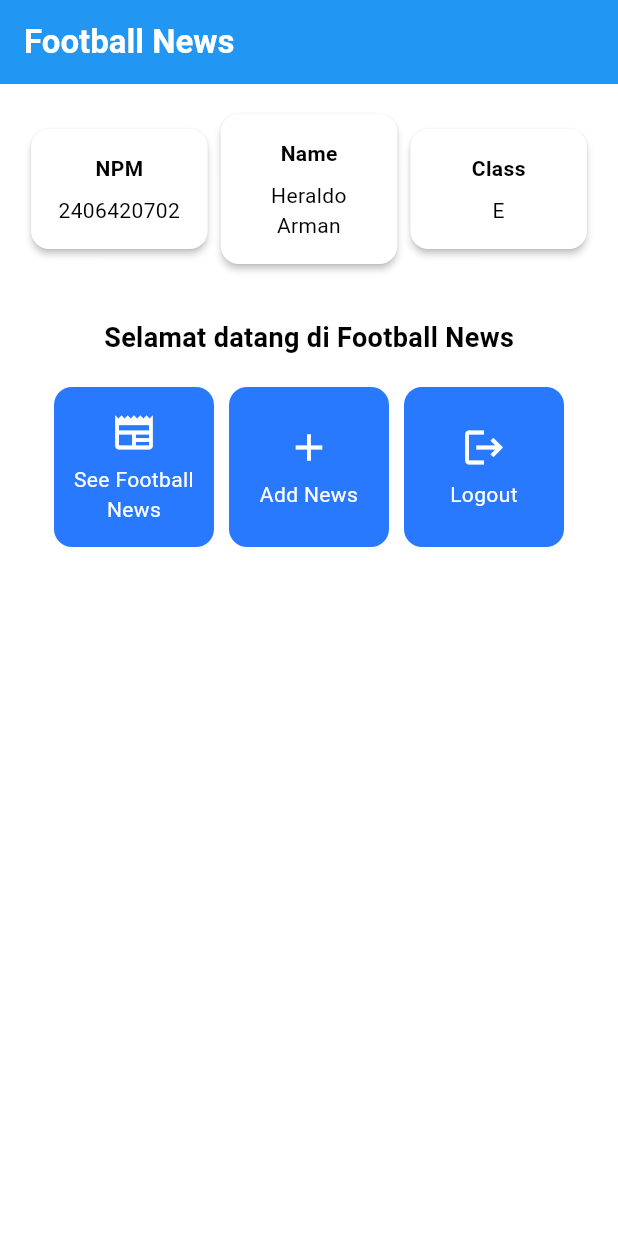
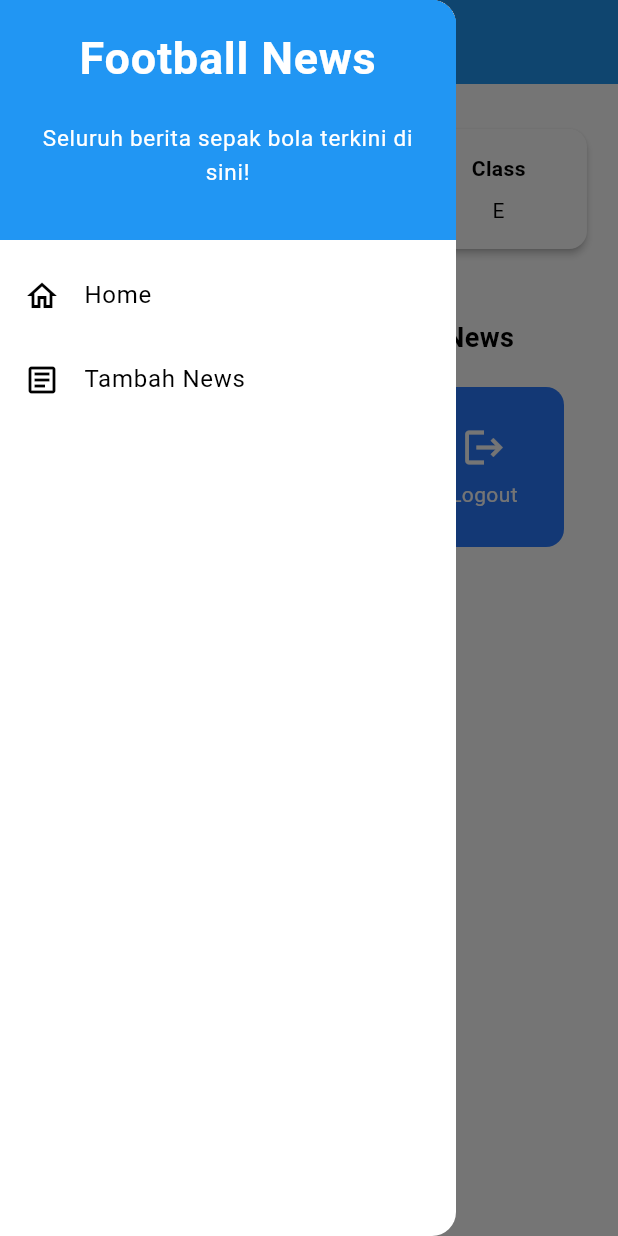
Before and after one commit to HeraldoArman/football-news-mobile, a Flutter app: the screen it shows after launch, with the side drawer open (before the commit the screen has no drawer), on a phone screen of 412 x 824 dp. Run offline on Flutter 3.47's test engine with Material 3 defaults, Android fonts, the phone set to English and light mode, and no system bars.

Commit message:
Tutorial 7: Flutter Navigation, Layouts, Forms, and Input Elements

```diff
--- a/lib/main.dart
+++ b/lib/main.dart
@@ -1,6 +1,6 @@
 import 'package:flutter/material.dart';
-import 'package:football_news_mobile/menu.dart';
-
+import 'package:football_news_mobile/screens/menu.dart';
+// import 'package:football_news_mobile/left_drawer.dart';1
 void main() {
   runApp(const MyApp());
 }
--- a/lib/menu.dart
+++ b/lib/screens/menu.dart
@@ -1,5 +1,7 @@
 import 'package:flutter/material.dart';
-
+import 'package:football_news_mobile/widget/left_drawer.dart';
+// import 'package:football_news_mobile/screens/news_list_form.dart';
+import 'package:football_news_mobile/widget/news_card.dart';
 class ItemHomepage {
   final String name;
   final IconData icon;
@@ -33,6 +35,7 @@ class MyHomePage extends StatelessWidget {
         // Warna latar belakang AppBar diambil dari skema warna tema aplikasi.
         backgroundColor: Theme.of(context).colorScheme.primary,
       ),
+      drawer: LeftDrawer(),
       // Body halaman dengan padding di sekelilingnya.
       body: Padding(
         padding: const EdgeInsets.all(16.0),
@@ -117,58 +120,10 @@ class InfoCard extends StatelessWidget {
           children: [
             Text(title, style: const TextStyle(fontWeight: FontWeight.bold)),
             const SizedBox(height: 8.0),
-            Text(content, textAlign: TextAlign.center,),
+            Text(content, textAlign: TextAlign.center),
           ],
         ),
       ),
     );
   }
 }
-
-class ItemCard extends StatelessWidget {
-  final ItemHomepage item;
-  const ItemCard({super.key, required this.item});
-
-  @override
-  Widget build(BuildContext context) {
-    return Material(
-      // Menentukan warna latar belakang dari tema aplikasi.
-      color: Theme.of(context).colorScheme.secondary,
-      // Membuat sudut kartu melengkung.
-      borderRadius: BorderRadius.circular(12),
-
-      child: InkWell(
-        // Aksi ketika kartu ditekan.
-        onTap: () {
-          // Menampilkan pesan SnackBar saat kartu ditekan.
-          ScaffoldMessenger.of(context)
-            ..hideCurrentSnackBar()
-            ..showSnackBar(
-              SnackBar(
-                content: Text("Kamu telah menekan tombol ${item.name}!"),
-              ),
-            );
-        },
-        // Container untuk menyimpan Icon dan Text
-        child: Container(
-          padding: const EdgeInsets.all(8),
-          child: Center(
-            child: Column(
-              // Menyusun ikon dan teks di tengah kartu.
-              mainAxisAlignment: MainAxisAlignment.center,
-              children: [
-                Icon(item.icon, color: Colors.white, size: 30.0),
-                const Padding(padding: EdgeInsets.all(3)),
-                Text(
-                  item.name,
-                  textAlign: TextAlign.center,
-                  style: const TextStyle(color: Colors.white),
-                ),
-              ],
-            ),
-          ),
-        ),
-      ),
-    );
-  }
-}
--- /dev/null
+++ b/lib/widget/left_drawer.dart
@@ -0,0 +1,71 @@
+import 'package:flutter/material.dart';
+// import 'package:flutter/material.dart';
+import 'package:football_news_mobile/screens/menu.dart';
+import 'package:football_news_mobile/screens/news_list_form.dart';
+// import 'package:football_news_mobile/news_form.dart';
+
+class LeftDrawer extends StatelessWidget {
+  const LeftDrawer({super.key});
+
+  @override
+  Widget build(BuildContext context) {
+    return Drawer(
+      child: ListView(
+        children: [
+          const DrawerHeader(
+            decoration: BoxDecoration(color: Colors.blue),
+            child: Column(
+              children: [
+                Text(
+                  'Football News',
+                  textAlign: TextAlign.center,
+                  style: TextStyle(
+                    fontSize: 30,
+                    fontWeight: FontWeight.bold,
+                    color: Colors.white,
+                  ),
+                ),
+                Padding(padding: EdgeInsets.all(10)),
+                Text(
+                  "Seluruh berita sepak bola terkini di sini!",
+                  // TODO: Tambahkan gaya teks dengan center alignment, font ukuran 15, warna putih, dan weight biasa
+                  textAlign: TextAlign.center,
+                  style: TextStyle(
+                    fontSize: 15,
+                    color: Colors.white,
+                    fontWeight: FontWeight.normal,
+                  ),
+                ),
+              ],
+            ),
+          ),
+          // TODO: Bagian routing
+          ListTile(
+            leading: const Icon(Icons.home_outlined),
+            title: const Text('Home'),
+            // Bagian redirection ke MyHomePage
+            onTap: () {
+              Navigator.pushReplacement(
+                context,
+                MaterialPageRoute(
+                  builder: (context) =>
+                      MyHomePage(colorScheme: Theme.of(context).colorScheme),
+                ),
+              );
+            },
+          ),
+          ListTile(
+            leading: const Icon(Icons.article_outlined),
+            title: const Text('Tambah News'),
+            onTap: () {
+              Navigator.pushReplacement(
+                context,
+                MaterialPageRoute(builder: (context) => NewsFormPage()),
+              );
+            },
+          ),
+        ],
+      ),
+    );
+  }
+}
--- /dev/null
+++ b/lib/widget/news_card.dart
@@ -0,0 +1,62 @@
+import 'package:flutter/material.dart';
+import 'package:football_news_mobile/screens/news_list_form.dart';
+import 'package:football_news_mobile/screens/menu.dart';
+
+class ItemCard extends StatelessWidget {
+  final ItemHomepage item;
+  const ItemCard({super.key, required this.item});
+
+  @override
+  Widget build(BuildContext context) {
+    return Material(
+      // Menentukan warna latar belakang dari tema aplikasi.
+      color: Theme.of(context).colorScheme.secondary,
+      // Membuat sudut kartu melengkung.
+      borderRadius: BorderRadius.circular(12),
+
+      child: InkWell(
+        // Aksi ketika kartu ditekan.
+        onTap: () {
+          // Memunculkan SnackBar ketika diklik
+          ScaffoldMessenger.of(context)
+            ..hideCurrentSnackBar()
+            ..showSnackBar(
+              SnackBar(
+                content: Text("Kamu telah menekan tombol ${item.name}!"),
+              ),
+            );
+
+          // Navigate ke route yang sesuai (tergantung jenis tombol)
+          if (item.name == "Add News") {
+            // TODO: Gunakan Navigator.push untuk melakukan navigasi ke MaterialPageRoute yang mencakup NewsFormPage.
+            Navigator.push(
+              context,
+              MaterialPageRoute(
+                builder: (context) => NewsFormPage(),
+              ),
+            );
+          }
+        },
+        // Container untuk menyimpan Icon dan Text
+        child: Container(
+          padding: const EdgeInsets.all(8),
+          child: Center(
+            child: Column(
+              // Menyusun ikon dan teks di tengah kartu.
+              mainAxisAlignment: MainAxisAlignment.center,
+              children: [
+                Icon(item.icon, color: Colors.white, size: 30.0),
+                const Padding(padding: EdgeInsets.all(3)),
+                Text(
+                  item.name,
+                  textAlign: TextAlign.center,
+                  style: const TextStyle(color: Colors.white),
+                ),
+              ],
+            ),
+          ),
+        ),
+      ),
+    );
+  }
+}
```
Also changed, not shown: lib/screens/news_list_form.dart (added, +216 -0 lines).
